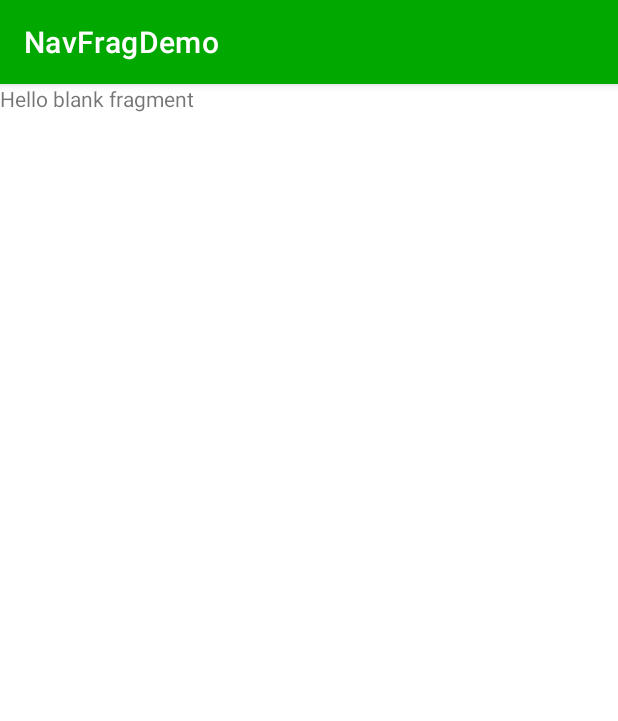
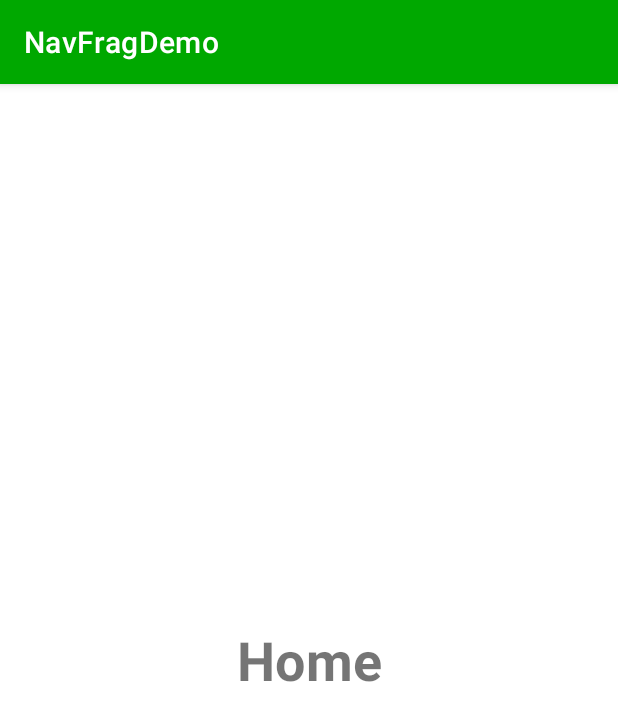
Before and after one commit to Nathan630pm/NavFragDemo, an Android app: the fragment HomeFragment shown on its own in the app's theme, on a phone screen of 412 x 824 dp. Shown: the top 721 px of the screen. Run offline under Robolectric (Android 15) with nearby library versions, the phone set to English and light mode, and no system bars.

Commit message:
I did stuff. That is all.

```diff
--- a/app/src/main/java/com/nathan630pm/navfragdemo/ProfileFragment.java
+++ b/app/src/main/java/com/nathan630pm/navfragdemo/fragments/HomeFragment.java
@@ -1,4 +1,4 @@
-package com.nathan630pm.navfragdemo;
+package com.nathan630pm.navfragdemo.fragments;
 
 import android.os.Bundle;
 
@@ -8,12 +8,14 @@ import android.view.LayoutInflater;
 import android.view.View;
 import android.view.ViewGroup;
 
+import com.nathan630pm.navfragdemo.R;
+
 /**
  * A simple {@link Fragment} subclass.
- * Use the {@link ProfileFragment#newInstance} factory method to
+ * Use the {@link HomeFragment#newInstance} factory method to
  * create an instance of this fragment.
  */
-public class ProfileFragment extends Fragment {
+public class HomeFragment extends Fragment {
 
     // TODO: Rename parameter arguments, choose names that match
     // the fragment initialization parameters, e.g. ARG_ITEM_NUMBER
@@ -24,7 +26,7 @@ public class ProfileFragment extends Fragment {
     private String mParam1;
     private String mParam2;
 
-    public ProfileFragment() {
+    public HomeFragment() {
         // Required empty public constructor
     }
 
@@ -34,11 +36,11 @@ public class ProfileFragment extends Fragment {
      *
      * @param param1 Parameter 1.
      * @param param2 Parameter 2.
-     * @return A new instance of fragment ProfileFragment.
+     * @return A new instance of fragment HomeFragment.
      */
     // TODO: Rename and change types and number of parameters
-    public static ProfileFragment newInstance(String param1, String param2) {
-        ProfileFragment fragment = new ProfileFragment();
+    public static HomeFragment newInstance(String param1, String param2) {
+        HomeFragment fragment = new HomeFragment();
         Bundle args = new Bundle();
         args.putString(ARG_PARAM1, param1);
         args.putString(ARG_PARAM2, param2);
@@ -59,6 +61,6 @@ public class ProfileFragment extends Fragment {
     public View onCreateView(LayoutInflater inflater, ViewGroup container,
                              Bundle savedInstanceState) {
         // Inflate the layout for this fragment
-        return inflater.inflate(R.layout.fragment_profile, container, false);
+        return inflater.inflate(R.layout.fragment_home, container, false);
     }
 }
--- a/app/src/main/java/com/nathan630pm/navfragdemo/HomeFragment.java
+++ b/app/src/main/java/com/nathan630pm/navfragdemo/fragments/ProfileFragment.java
@@ -1,4 +1,4 @@
-package com.nathan630pm.navfragdemo;
+package com.nathan630pm.navfragdemo.fragments;
 
 import android.os.Bundle;
 
@@ -8,12 +8,14 @@ import android.view.LayoutInflater;
 import android.view.View;
 import android.view.ViewGroup;
 
+import com.nathan630pm.navfragdemo.R;
+
 /**
  * A simple {@link Fragment} subclass.
- * Use the {@link HomeFragment#newInstance} factory method to
+ * Use the {@link ProfileFragment#newInstance} factory method to
  * create an instance of this fragment.
  */
-public class HomeFragment extends Fragment {
+public class ProfileFragment extends Fragment {
 
     // TODO: Rename parameter arguments, choose names that match
     // the fragment initialization parameters, e.g. ARG_ITEM_NUMBER
@@ -24,7 +26,7 @@ public class HomeFragment extends Fragment {
     private String mParam1;
     private String mParam2;
 
-    public HomeFragment() {
+    public ProfileFragment() {
         // Required empty public constructor
     }
 
@@ -34,11 +36,11 @@ public class HomeFragment extends Fragment {
      *
      * @param param1 Parameter 1.
      * @param param2 Parameter 2.
-     * @return A new instance of fragment HomeFragment.
+     * @return A new instance of fragment ProfileFragment.
      */
     // TODO: Rename and change types and number of parameters
-    public static HomeFragment newInstance(String param1, String param2) {
-        HomeFragment fragment = new HomeFragment();
+    public static ProfileFragment newInstance(String param1, String param2) {
+        ProfileFragment fragment = new ProfileFragment();
         Bundle args = new Bundle();
         args.putString(ARG_PARAM1, param1);
         args.putString(ARG_PARAM2, param2);
@@ -59,6 +61,6 @@ public class HomeFragment extends Fragment {
     public View onCreateView(LayoutInflater inflater, ViewGroup container,
                              Bundle savedInstanceState) {
         // Inflate the layout for this fragment
-        return inflater.inflate(R.layout.fragment_home, container, false);
+        return inflater.inflate(R.layout.fragment_profile, container, false);
     }
 }
--- a/app/src/main/java/com/nathan630pm/navfragdemo/SettingsFragment.java
+++ b/app/src/main/java/com/nathan630pm/navfragdemo/fragments/SettingsFragment.java
@@ -1,4 +1,4 @@
-package com.nathan630pm.navfragdemo;
+package com.nathan630pm.navfragdemo.fragments;
 
 import android.os.Bundle;
 
@@ -7,6 +7,8 @@ import androidx.fragment.app.Fragment;
 import android.view.LayoutInflater;
 import android.view.View;
 import android.view.ViewGroup;
+
+import com.nathan630pm.navfragdemo.R;
 
 /**
  * A simple {@link Fragment} subclass.
--- a/app/src/main/res/layout/fragment_home.xml
+++ b/app/src/main/res/layout/fragment_home.xml
@@ -1,14 +1,23 @@
 <?xml version="1.0" encoding="utf-8"?>
-<FrameLayout xmlns:android="http://schemas.android.com/apk/res/android"
+<androidx.constraintlayout.widget.ConstraintLayout xmlns:android="http://schemas.android.com/apk/res/android"
+    xmlns:app="http://schemas.android.com/apk/res-auto"
     xmlns:tools="http://schemas.android.com/tools"
     android:layout_width="match_parent"
     android:layout_height="match_parent"
-    tools:context=".HomeFragment">
+    tools:context=".fragments.HomeFragment">
 
     <!-- TODO: Update blank fragment layout -->
     <TextView
+        android:id="@+id/textView1"
         android:layout_width="match_parent"
         android:layout_height="match_parent"
-        android:text="@string/hello_blank_fragment" />
+        android:gravity="center"
+        android:text="Home"
+        android:textSize="36sp"
+        android:textStyle="bold"
+        app:layout_constraintBottom_toBottomOf="parent"
+        app:layout_constraintEnd_toEndOf="parent"
+        app:layout_constraintStart_toStartOf="parent"
+        app:layout_constraintTop_toTopOf="parent" />
 
-</FrameLayout>
+</androidx.constraintlayout.widget.ConstraintLayout>
--- a/app/src/main/res/layout/fragment_profile.xml
+++ b/app/src/main/res/layout/fragment_profile.xml
@@ -1,14 +1,23 @@
 <?xml version="1.0" encoding="utf-8"?>
-<FrameLayout xmlns:android="http://schemas.android.com/apk/res/android"
+<androidx.constraintlayout.widget.ConstraintLayout xmlns:android="http://schemas.android.com/apk/res/android"
+    xmlns:app="http://schemas.android.com/apk/res-auto"
     xmlns:tools="http://schemas.android.com/tools"
     android:layout_width="match_parent"
     android:layout_height="match_parent"
-    tools:context=".ProfileFragment">
+    tools:context=".fragments.ProfileFragment">
 
     <!-- TODO: Update blank fragment layout -->
     <TextView
+        android:id="@+id/textView1"
         android:layout_width="match_parent"
         android:layout_height="match_parent"
-        android:text="@string/hello_blank_fragment" />
+        android:gravity="center"
+        android:text="Profile"
+        android:textSize="36sp"
+        android:textStyle="bold"
+        app:layout_constraintBottom_toBottomOf="parent"
+        app:layout_constraintEnd_toEndOf="parent"
+        app:layout_constraintStart_toStartOf="parent"
+        app:layout_constraintTop_toTopOf="parent" />
 
-</FrameLayout>
+</androidx.constraintlayout.widget.ConstraintLayout>
--- a/app/src/main/res/navigation/my_nav.xml
+++ b/app/src/main/res/navigation/my_nav.xml
@@ -7,17 +7,21 @@
 
     <fragment
         android:id="@+id/homeFragment"
-        android:name="com.nathan630pm.navfragdemo.HomeFragment"
+        android:name="com.nathan630pm.navfragdemo.fragments.HomeFragment"
         android:label="fragment_home"
         tools:layout="@layout/fragment_home" />
     <fragment
         android:id="@+id/profileFragment"
-        android:name="com.nathan630pm.navfragdemo.ProfileFragment"
+        android:name="com.nathan630pm.navfragdemo.fragments.ProfileFragment"
         android:label="fragment_profile"
         tools:layout="@layout/fragment_profile" />
     <fragment
         android:id="@+id/settingsFragment"
-        android:name="com.nathan630pm.navfragdemo.SettingsFragment"
+        android:name="com.nathan630pm.navfragdemo.fragments.SettingsFragment"
         android:label="fragment_settings"
         tools:layout="@layout/fragment_settings" />
+    <fragment
+        android:id="@+id/placeholderFragment"
+        tools:layout="@layout/fragment_home"
+        android:name="com.nathan630pm.navfragdemo.fragments.PlaceholderFragment" />
 </navigation>
```
Also changed, not shown: app/src/main/java/com/nathan630pm/navfragdemo/fragments/PlaceholderFragment.java (added, +21 -0 lines), app/src/main/res/layout/fragment_settings.xml (+13 -4 lines).
